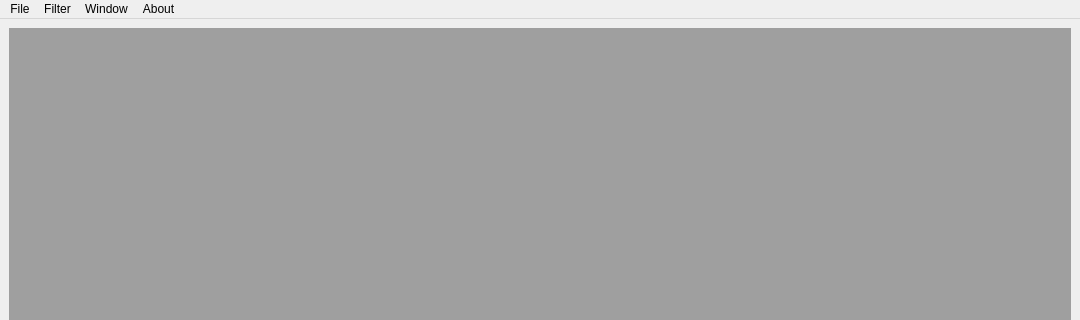
Old version of the form src/mainwindow.ui in the repository jarridgraham/QtTail; both pictures show x 0 to 1080 and y 0 to 320 of the 1080 by 570 pixel window.
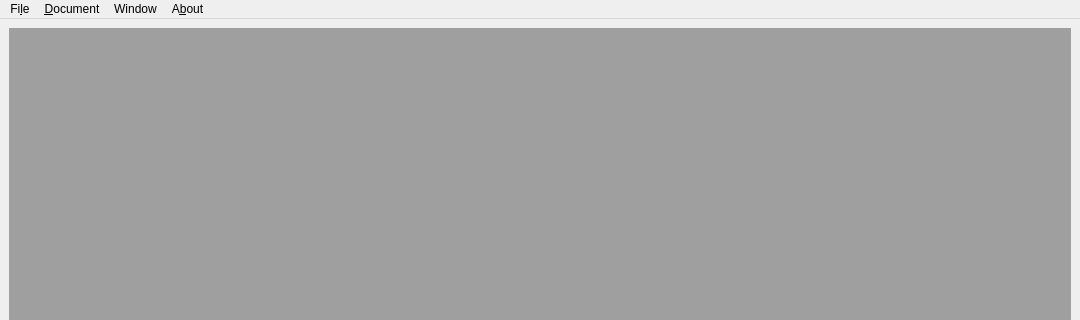
New version of the form.

Diff of the .ui file:
```diff
--- a/src/mainwindow.ui
+++ b/src/mainwindow.ui
@@ -31,7 +31,7 @@
    </property>
    <widget class="QMenu" name="menuFile">
     <property name="title">
-     <string>File</string>
+     <string>Fi&amp;le</string>
     </property>
     <addaction name="actionOpen"/>
     <addaction name="actionSave"/>
@@ -44,7 +44,7 @@
    </widget>
    <widget class="QMenu" name="menuFilter">
     <property name="title">
-     <string>Filter</string>
+     <string>&amp;Document</string>
     </property>
     <addaction name="actionFilter_configuration"/>
     <addaction name="actionReset_Highlighter"/>
@@ -56,7 +56,7 @@
    </widget>
    <widget class="QMenu" name="menuAbout">
     <property name="title">
-     <string>About</string>
+     <string>A&amp;bout</string>
     </property>
     <addaction name="actionQTail"/>
    </widget>
```
Left out of the diff: 38 changed lines with no effect on the pictures.
